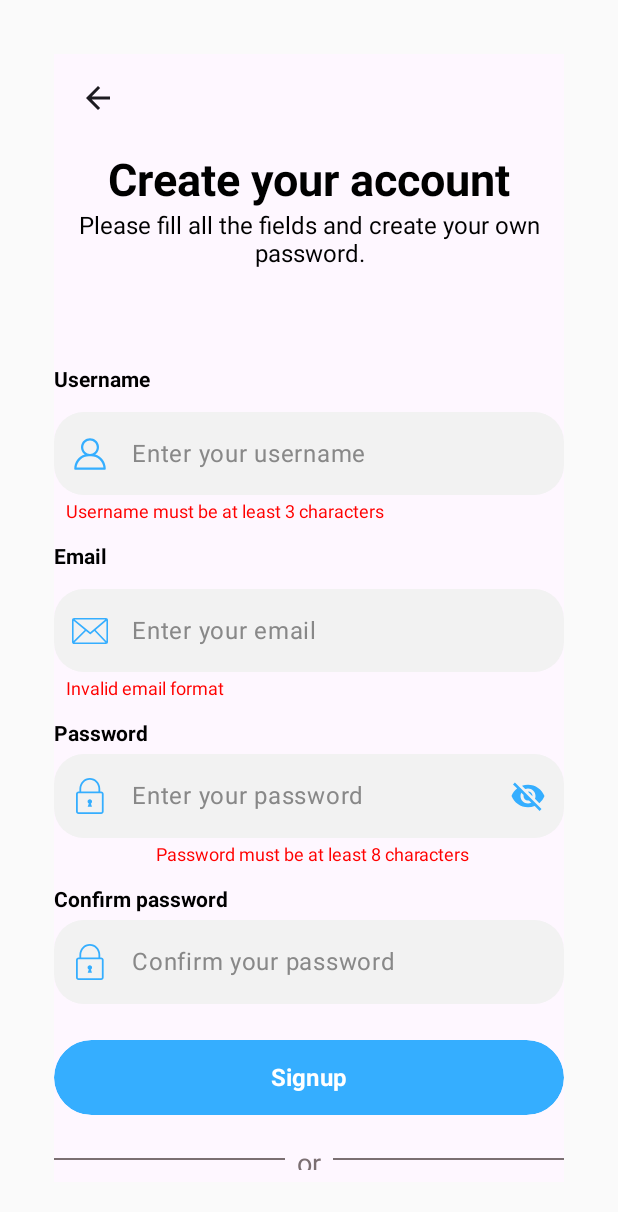
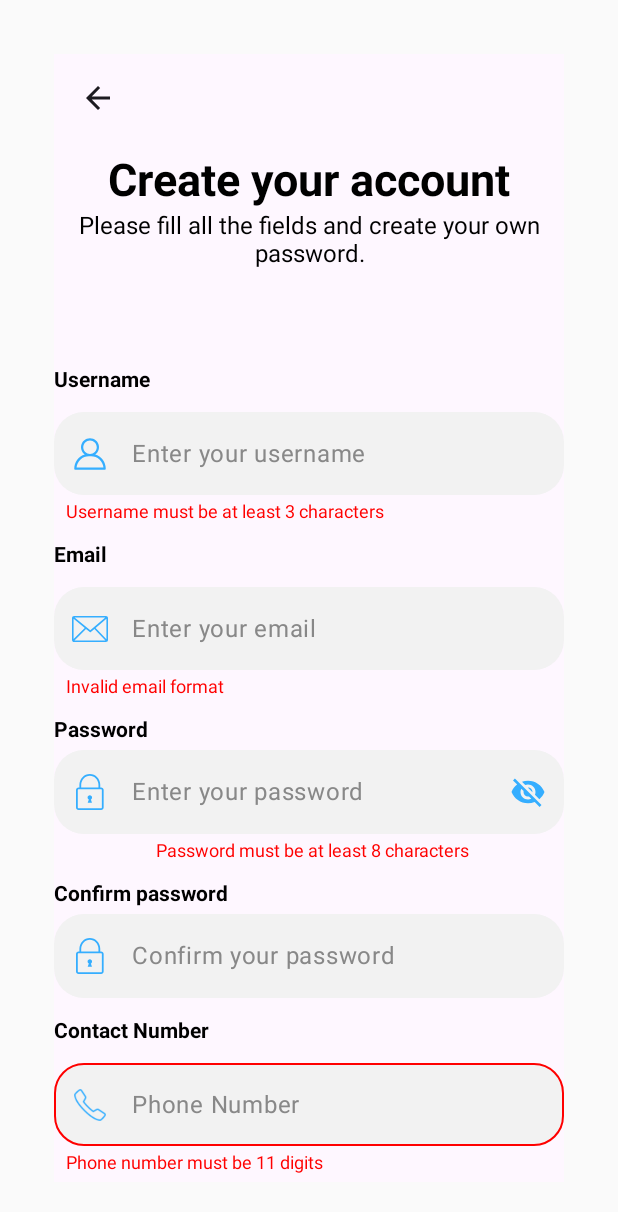
Before and after one commit to Xyzhie-Dacanay/ladon-supplies-app, an Android app built with Jetpack Compose: the SignUpScreen screen opened through its navigation route, after a tap on "Signup", on a phone screen of 412 x 824 dp. Shown: the top 1212 px of the screen. Run offline under Robolectric (Android 15) with nearby library versions, the phone set to English and light mode, and no system bars.

Commit message:
Added contact feature

```diff
--- a/app/src/main/java/com/dacanay_xyzhie_f/dacanay/ladon_app/core/reusable/InputFields.kt
+++ b/app/src/main/java/com/dacanay_xyzhie_f/dacanay/ladon_app/core/reusable/InputFields.kt
@@ -1,5 +1,4 @@
 package com.dacanay_xyzhie_f.dacanay.ladon_app.core.reusable
-
 import androidx.compose.foundation.Image
 import androidx.compose.foundation.background
 import androidx.compose.foundation.clickable
@@ -47,6 +46,7 @@ import androidx.compose.ui.text.TextStyle
 import androidx.compose.ui.text.buildAnnotatedString
 import androidx.compose.ui.text.font.FontStyle
 import androidx.compose.ui.text.font.FontWeight
+import androidx.compose.ui.text.input.ImeAction
 import androidx.compose.ui.text.input.KeyboardType
 import androidx.compose.ui.text.input.PasswordVisualTransformation
 import androidx.compose.ui.text.input.VisualTransformation
@@ -58,6 +58,7 @@ import com.dacanay_xyzhie_f.dacanay.ladon_app.navigation.Routes
 import com.dacanay_xyzhie_f.dacanay.ladon_app.presentation.auth.AuthViewModel
 import com.dacanay_xyzhie_f.dacanay.ladon_app.ui.theme.BlueLa
 import com.dacanay_xyzhie_f.dacanay.ladon_app.ui.theme.GrayLa
+
 
 
 //Email Text Fields
@@ -232,11 +233,11 @@ fun SignUpPasswordField(
             Icon(
                 painter = painterResource,
                 contentDescription = null,
-                tint = colorResource(id = R.color.primaryColor), // ✅ Primary theme color
+                tint = colorResource(id = R.color.primaryColor),
                 modifier = Modifier.size(24.dp)
             )
         },
-        visualTransformation = PasswordVisualTransformation() // ✅ Always hides password (No eye icon)
+        visualTransformation = PasswordVisualTransformation()
     )
     if (errorMessage != null) {
         Text(
@@ -534,3 +535,58 @@ fun ButtonTextComponent(navController: NavHostController, isSignUpScreen: Boolea
         }
     )
 }
+
+@OptIn(ExperimentalMaterial3Api::class)
+@Composable
+fun ContactTextField(
+    value: String,
+    onValueChange: (String) -> Unit,
+    painterResource: Painter,
+    errorMessage: String?,
+    modifier: Modifier = Modifier,
+    label: String = "Phone Number"
+) {
+    Column {
+        Spacer(modifier = Modifier.height(8.dp))
+        OutlinedTextField(
+            value = value,
+            onValueChange = {
+                if (it.length <= 11 && it.all { char -> char.isDigit() }) {
+                    onValueChange(it)
+                }
+            },
+            leadingIcon = {
+                Icon(
+                    painter = painterResource,
+                    contentDescription = "Phone Icon",
+                    tint = colorResource(id = R.color.primaryColor),
+                    modifier = Modifier.size(24.dp)
+                )
+            },
+            placeholder = { Text(text = label, color = Color.Gray) },
+            colors = TextFieldDefaults.outlinedTextFieldColors(
+                focusedBorderColor = if (errorMessage == null) Color.Transparent else Color.Red,
+                unfocusedBorderColor = if (errorMessage == null) Color.Transparent else Color.Red,
+                cursorColor = colorResource(id = R.color.black),
+                containerColor = colorResource(id = R.color.tfBackground),
+            ),
+            shape = RoundedCornerShape(20.dp),
+            keyboardOptions = KeyboardOptions.Default.copy(
+                keyboardType = KeyboardType.Number,
+                imeAction = ImeAction.Done
+            ),
+            singleLine = true,
+            modifier = modifier
+                .fillMaxWidth()
+                .height(55.dp)
+        )
+        if (!errorMessage.isNullOrEmpty()) {
+            Text(
+                text = errorMessage,
+                color = Color.Red,
+                fontSize = 12.sp,
+                modifier = Modifier.padding(start = 8.dp, top = 4.dp)
+            )
+        }
+    }
+}
--- a/app/src/main/java/com/dacanay_xyzhie_f/dacanay/ladon_app/screens/auth/AuthViewModel.kt
+++ b/app/src/main/java/com/dacanay_xyzhie_f/dacanay/ladon_app/screens/auth/AuthViewModel.kt
@@ -6,6 +6,9 @@ import com.dacanay_xyzhie_f.dacanay.ladon_app.core.utils.InputValidator
 
 class AuthViewModel : ViewModel() {
 
+
+    var contactNumber by mutableStateOf("")
+    var contactNumberError by mutableStateOf<String?>(null)
 
     var username by mutableStateOf("")
     var email by mutableStateOf("")
@@ -24,7 +27,10 @@ class AuthViewModel : ViewModel() {
         emailError = if (InputValidator.isEmailValid(email)) null else "Invalid email format"
         passwordError = if (InputValidator.isPasswordValid(password)) null else "Password must be at least 8 characters "
         confirmPasswordError = if (password == confirmPassword) null else "Passwords do not match"
+        contactNumberError = if (contactNumber.length == 11 && contactNumber.all { it.isDigit() }) null else "Phone number must be 11 digits"
 
-        return usernameError == null && emailError == null && passwordError == null && confirmPasswordError == null
+        return usernameError == null && emailError == null && passwordError == null && confirmPasswordError == null &&
+                contactNumberError == null
+
     }
 }
--- a/app/src/main/java/com/dacanay_xyzhie_f/dacanay/ladon_app/screens/auth/SignupScreen.kt
+++ b/app/src/main/java/com/dacanay_xyzhie_f/dacanay/ladon_app/screens/auth/SignupScreen.kt
@@ -1,6 +1,8 @@
 package com.dacanay_xyzhie_f.dacanay.ladon_app.screens.auth
 
 import androidx.compose.foundation.layout.*
+import androidx.compose.foundation.rememberScrollState
+import androidx.compose.foundation.verticalScroll
 import androidx.compose.material3.*
 import androidx.compose.runtime.Composable
 import androidx.compose.ui.Alignment
@@ -27,7 +29,8 @@ fun SignUpScreen(
     ) {
         Column(
             modifier = Modifier
-                .fillMaxSize(),
+                .fillMaxSize()
+                .verticalScroll(rememberScrollState()), // Make it scrollable
             verticalArrangement = Arrangement.Top,
             horizontalAlignment = Alignment.Start
         ) {
@@ -52,9 +55,7 @@ fun SignUpScreen(
 
             // Header Section
             Column(
-                modifier = Modifier
-                    .fillMaxWidth()
-                    .weight(1f),
+                modifier = Modifier.fillMaxWidth(),
                 horizontalAlignment = Alignment.CenterHorizontally
             ) {
                 HeadingText(value = stringResource(id = R.string.create))
@@ -63,7 +64,7 @@ fun SignUpScreen(
 
                 Spacer(modifier = Modifier.height(24.dp))
 
-                // Username Input
+                // Username
                 LabelText(value = stringResource(id = R.string.username))
                 Spacer(modifier = Modifier.height(5.dp))
                 InputFields(
@@ -74,9 +75,9 @@ fun SignUpScreen(
                     errorMessage = authViewModel.usernameError
                 )
 
-                Spacer(modifier = Modifier.height(15.dp))
+                Spacer(modifier = Modifier.height(14.dp))
 
-                // Email Input
+                // Email
                 LabelText(value = stringResource(id = R.string.email))
                 Spacer(modifier = Modifier.height(5.dp))
                 InputFields(
@@ -87,9 +88,9 @@ fun SignUpScreen(
                     errorMessage = authViewModel.emailError
                 )
 
-                Spacer(modifier = Modifier.height(15.dp))
+                Spacer(modifier = Modifier.height(14.dp))
 
-                //Password Input
+                // Password
                 LabelText(value = stringResource(id = R.string.password))
                 Spacer(modifier = Modifier.height(5.dp))
                 PassFields(
@@ -98,12 +99,11 @@ fun SignUpScreen(
                     value = authViewModel.password,
                     onValueChange = { authViewModel.password = it },
                     errorMessage = authViewModel.passwordError
-
                 )
 
-                Spacer(modifier = Modifier.height(15.dp))
+                Spacer(modifier = Modifier.height(14.dp))
 
-                //Confirm Password Input
+                // Confirm Password
                 LabelText(value = stringResource(id = R.string.confirm_password))
                 Spacer(modifier = Modifier.height(5.dp))
                 SignUpPasswordField(
@@ -112,12 +112,26 @@ fun SignUpScreen(
                     value = authViewModel.confirmPassword,
                     onValueChange = { authViewModel.confirmPassword = it },
                     errorMessage = authViewModel.confirmPasswordError
-
                 )
 
+                Spacer(modifier = Modifier.height(14.dp))
+
+                LabelText(value = stringResource(id = R.string.contact))
+                Spacer(modifier = Modifier.height(5.dp))
+                ContactTextField(
+                    value = authViewModel.contactNumber,
+                    onValueChange = { authViewModel.contactNumber = it },
+                    painterResource = painterResource(id = R.drawable.contact),
+                    errorMessage = authViewModel.contactNumberError
+                )
+
+
+
+                Spacer(modifier = Modifier.height(12.dp))
+
+
+
                 Spacer(modifier = Modifier.height(24.dp))
-
-                // Sign-Up Button
 
                 SignupButtonComponent(
                     value = stringResource(id = R.string.signup),
@@ -127,19 +141,12 @@ fun SignUpScreen(
 
                 Spacer(modifier = Modifier.height(14.dp))
 
-
-
                 DividerComponent()
                 Spacer(modifier = Modifier.height(10.dp))
                 ButtonComponent()
                 Spacer(modifier = Modifier.height(10.dp))
-                ButtonTextComponent(navController = navController, isSignUpScreen = true) // ✅ Shows "Already have an account? Log In"
-
+                ButtonTextComponent(navController = navController, isSignUpScreen = true)
             }
-
-
-
-
         }
     }
 }
--- /dev/null
+++ b/app/src/main/res/drawable/baseline_phone_24.xml
@@ -0,0 +1,4 @@
+<?xml version="1.0" encoding="utf-8"?>
+<selector xmlns:android="http://schemas.android.com/apk/res/android">
+
+</selector>
--- a/app/src/main/res/values/strings.xml
+++ b/app/src/main/res/values/strings.xml
@@ -30,6 +30,9 @@
     <string name="signup">Signup</string>
     <string name="homepage">Go back to HomePage</string>
 
+    <string name="contact">Contact Number</string>
+    <string name="contact_label">Enter youContact Number</string>
+
 
 
 
```
Also changed, not shown: app/src/main/java/com/dacanay_xyzhie_f/dacanay/ladon_app/screens/orders/AddtoCartScreen.kt (+25 -85 lines), app/src/main/res/drawable/contact.png (added), 1 other file.
